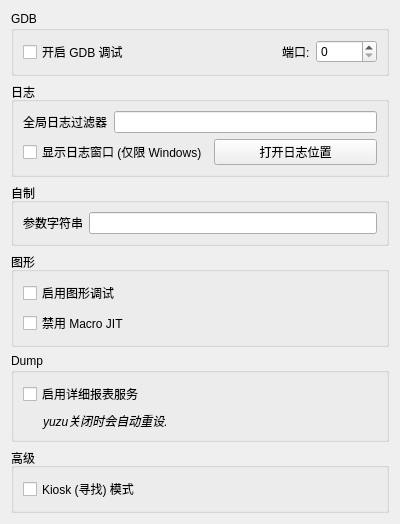
Qt form src/yuzu/configuration/configure_debug.ui (formylover/yuzu-early-access) before a commit.
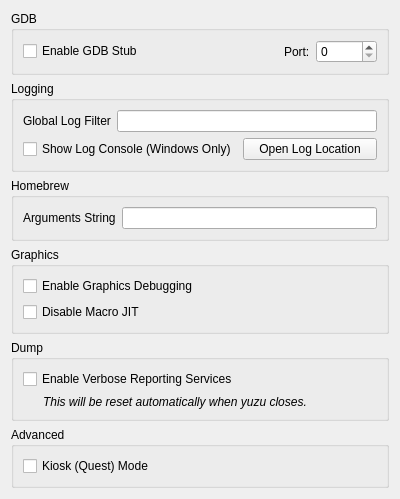
The same form after that commit.

Patch:
```diff
--- a/src/yuzu/configuration/configure_debug.ui
+++ b/src/yuzu/configuration/configure_debug.ui
@@ -27,7 +27,7 @@
           <item>
            <widget class="QCheckBox" name="toggle_gdbstub">
             <property name="text">
-             <string>开启 GDB 调试</string>
+             <string>Enable GDB Stub</string>
             </property>
            </widget>
           </item>
@@ -47,7 +47,7 @@
           <item>
            <widget class="QLabel" name="label_1">
             <property name="text">
-             <string>端口:</string>
+             <string>Port:</string>
             </property>
            </widget>
           </item>
@@ -68,7 +68,7 @@
    <item>
     <widget class="QGroupBox" name="groupBox_2">
      <property name="title">
-      <string>日志</string>
+      <string>Logging</string>
      </property>
      <layout class="QVBoxLayout" name="verticalLayout_4">
       <item>
@@ -76,7 +76,7 @@
         <item>
          <widget class="QLabel" name="label_2">
           <property name="text">
-           <string>全局日志过滤器</string>
+           <string>Global Log Filter</string>
           </property>
          </widget>
         </item>
@@ -90,14 +90,14 @@
         <item>
          <widget class="QCheckBox" name="toggle_console">
           <property name="text">
-           <string>显示日志窗口 (仅限 Windows)</string>
+           <string>Show Log Console (Windows Only)</string>
           </property>
          </widget>
         </item>
         <item>
          <widget class="QPushButton" name="open_log_button">
           <property name="text">
-           <string>打开日志位置</string>
+           <string>Open Log Location</string>
           </property>
          </widget>
         </item>
@@ -109,7 +109,7 @@
    <item>
     <widget class="QGroupBox" name="groupBox_3">
      <property name="title">
-      <string>自制</string>
+      <string>Homebrew</string>
      </property>
      <layout class="QVBoxLayout" name="verticalLayout_5">
       <item>
@@ -117,7 +117,7 @@
         <item>
          <widget class="QLabel" name="label_3">
           <property name="text">
-           <string>参数字符串</string>
+           <string>Arguments String</string>
           </property>
          </widget>
         </item>
@@ -132,7 +132,7 @@
    <item>
     <widget class="QGroupBox" name="groupBox_4">
      <property name="title">
-      <string>图形</string>
+      <string>Graphics</string>
      </property>
      <layout class="QVBoxLayout" name="verticalLayout_6">
       <item>
@@ -144,7 +144,7 @@
          <string>选中时，图形API在较慢的调试模式进入</string>
         </property>
         <property name="text">
-         <string>启用图形调试</string>
+         <string>Enable Graphics Debugging</string>
         </property>
        </widget>
       </item>
@@ -157,7 +157,7 @@
          <string>选中后，它将禁用宏即时编译器。 启用此功能会使游戏运行缓慢</string>
         </property>
         <property name="text">
-         <string>禁用 Macro JIT</string>
+         <string>Disable Macro JIT</string>
         </property>
        </widget>
       </item>
@@ -173,7 +173,7 @@
       <item>
        <widget class="QCheckBox" name="reporting_services">
         <property name="text">
-         <string>启用详细报表服务</string>
+         <string>Enable Verbose Reporting Services</string>
         </property>
        </widget>
       </item>
@@ -185,7 +185,7 @@
          </font>
         </property>
         <property name="text">
-         <string>yuzu关闭时会自动重设.</string>
+         <string>This will be reset automatically when yuzu closes.</string>
         </property>
         <property name="indent">
          <number>20</number>
@@ -198,13 +198,13 @@
    <item>
     <widget class="QGroupBox" name="groupBox_6">
      <property name="title">
-      <string>高级</string>
+      <string>Advanced</string>
      </property>
      <layout class="QVBoxLayout" name="verticalLayout_7">
       <item>
        <widget class="QCheckBox" name="quest_flag">
         <property name="text">
-         <string>Kiosk (寻找) 模式</string>
+         <string>Kiosk (Quest) Mode</string>
         </property>
        </widget>
       </item>
```
Left out of the diff: 4 changed lines with no effect on the pictures.
